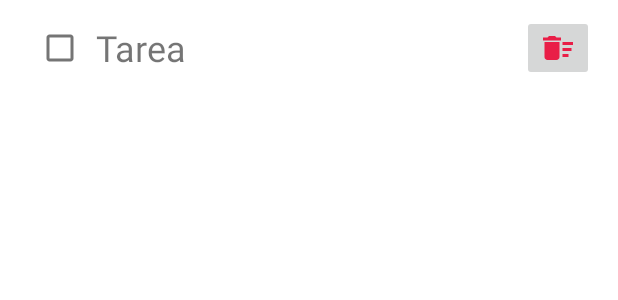
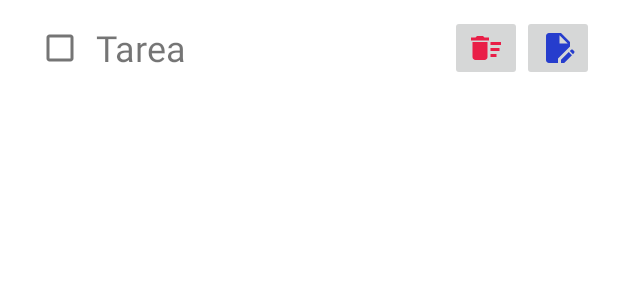
Before and after one commit to VictorHdezMartin/ListaDeTareas, an Android app: the layout item_tarea.xml on its own in the app's theme, with its tools: preview values and no code run, on a phone screen of 412 x 824 dp. Shown: the top 300 px of the screen. Run offline under Robolectric (Android 15) with nearby library versions, the phone set to English and light mode, and no system bars.

Commit message:
21_11_2024

```diff
--- a/app/src/main/java/com/example/listadetareas/activities/TareasActivity.kt
+++ b/app/src/main/java/com/example/listadetareas/activities/TareasActivity.kt
@@ -16,7 +16,6 @@ class TareasActivity : AppCompatActivity() {
     }
 
     lateinit var binding: ActivityTareasBinding
-
     lateinit var taskDAO: Tareas_DAO
     lateinit var tarea: class_Tarea
 
--- /dev/null
+++ b/app/src/main/res/drawable/icono_editar.xml
@@ -0,0 +1,9 @@
+<vector xmlns:android="http://schemas.android.com/apk/res/android" android:height="24dp" android:tint="#000000" android:viewportHeight="24" android:viewportWidth="24" android:width="24dp">
+
+    <path android:fillColor="@android:color/white" android:pathData="M14,19.88l0,2.12l2.12,0l5.17,-5.17l-2.12,-2.12z"/>
+
+    <path android:fillColor="@android:color/white" android:pathData="M20,8l-6,-6H6C4.9,2 4.01,2.9 4.01,4L4,20c0,1.1 0.89,2 1.99,2H12v-2.95l8,-8V8zM13,9V3.5L18.5,9H13z"/>
+
+    <path android:fillColor="@android:color/white" android:pathData="M22.71,14L22,13.29c-0.39,-0.39 -1.02,-0.39 -1.41,0L19.88,14L22,16.12l0.71,-0.71C23.1,15.02 23.1,14.39 22.71,14z"/>
+
+</vector>
--- a/app/src/main/res/layout/item_tarea.xml
+++ b/app/src/main/res/layout/item_tarea.xml
@@ -30,4 +30,12 @@
         android:layout_height="wrap_content"
         android:src="@drawable/icono_delete"
         app:tint="@color/delete"/>
+
+    <ImageButton
+        android:id="@+id/editButton"
+        android:layout_width="wrap_content"
+        android:layout_height="wrap_content"
+        android:src="@drawable/icono_editar"
+        app:tint="#263DCD"/>
+
 </LinearLayout>
--- a/gradle/libs.versions.toml
+++ b/gradle/libs.versions.toml
@@ -1,5 +1,5 @@
 [versions]
-agp = "8.6.0"
+agp = "8.3.0"
 kotlin = "1.9.0"
 coreKtx = "1.15.0"
 junit = "4.13.2"
```
Also changed, not shown: app/src/main/java/com/example/listadetareas/activities/MainActivity.kt (+47 -14 lines), app/src/main/java/com/example/listadetareas/adapters/TareasAdapter.kt (+6 -1 lines).
